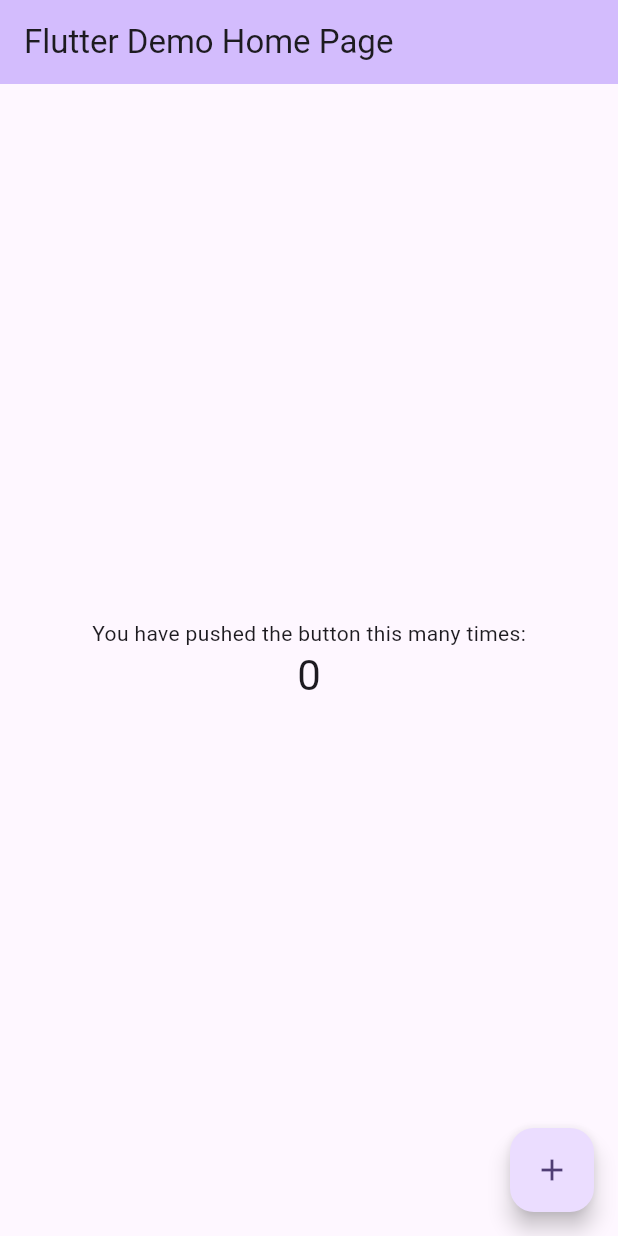
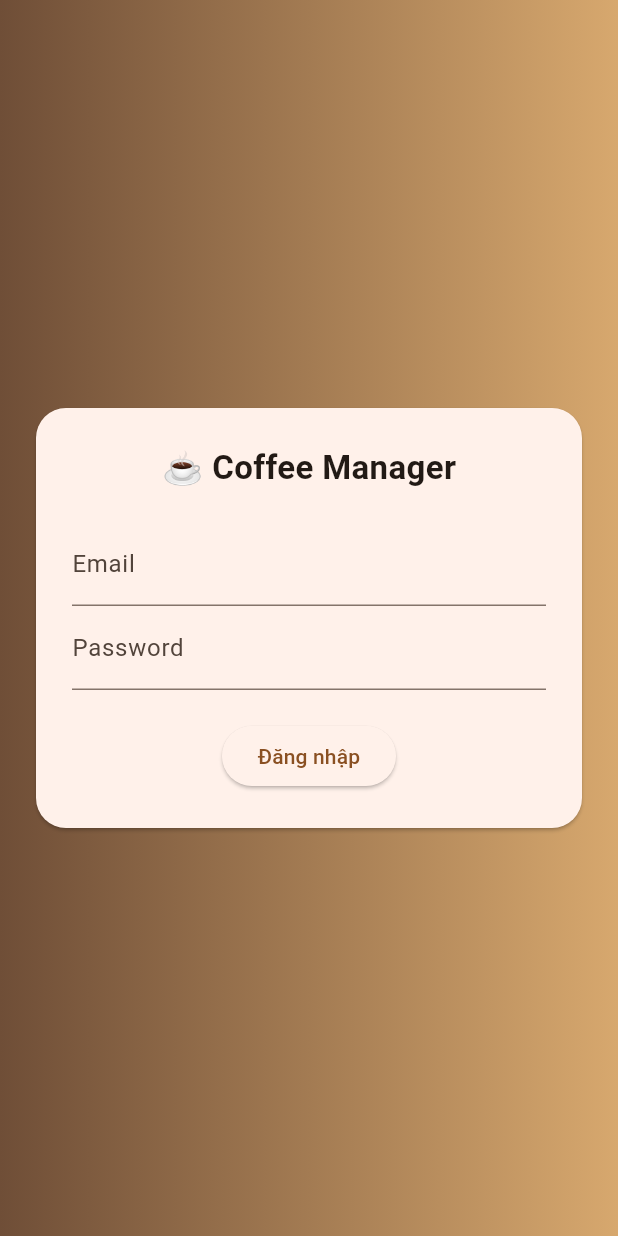
Before and after one commit to phat-hub/coffee_management_app, a Flutter app: the screen it shows after launch, on a phone screen of 412 x 824 dp. Run offline on Flutter 3.47's test engine with Material 3 defaults, Android fonts, the phone set to English and light mode, and no system bars; our stand-ins replace flutter_dotenv, go_router, pocketbase, shared_preferences; accounts and stored records are empty.

Commit message:
Dang nhap

```diff
--- a/lib/main.dart
+++ b/lib/main.dart
@@ -1,122 +1,65 @@
 import 'package:flutter/material.dart';
+import 'package:flutter_dotenv/flutter_dotenv.dart';
+import 'package:provider/provider.dart';
+import 'package:go_router/go_router.dart';
 
-void main() {
+import 'manager/auth_manager.dart';
+import 'ui/auth/auth_screen.dart';
+import 'ui/home/home_screen.dart';
+
+Future<void> main() async {
+  WidgetsFlutterBinding.ensureInitialized();
+  await dotenv.load();
+
   runApp(const MyApp());
 }
 
 class MyApp extends StatelessWidget {
   const MyApp({super.key});
 
-  // This widget is the root of your application.
   @override
   Widget build(BuildContext context) {
-    return MaterialApp(
-      title: 'Flutter Demo',
-      theme: ThemeData(
-        // This is the theme of your application.
-        //
-        // TRY THIS: Try running your application with "flutter run". You'll see
-        // the application has a purple toolbar. Then, without quitting the app,
-        // try changing the seedColor in the colorScheme below to Colors.green
-        // and then invoke "hot reload" (save your changes or press the "hot
-        // reload" button in a Flutter-supported IDE, or press "r" if you used
-        // the command line to start the app).
-        //
-        // Notice that the counter didn't reset back to zero; the application
-        // state is not lost during the reload. To reset the state, use hot
-        // restart instead.
-        //
-        // This works for code too, not just values: Most code changes can be
-        // tested with just a hot reload.
-        colorScheme: ColorScheme.fromSeed(seedColor: Colors.deepPurple),
+    return ChangeNotifierProvider(
+      create: (_) => AuthManager(),
+      child: Consumer<AuthManager>(
+        builder: (context, auth, _) {
+          final router = GoRouter(
+            refreshListenable: auth,
+            initialLocation: '/auth',
+            routes: [
+              GoRoute(
+                path: '/auth',
+                builder: (context, state) => const AuthScreen(),
+              ),
+              GoRoute(
+                path: '/home',
+                builder: (context, state) => const HomeScreen(),
+              ),
+            ],
+            redirect: (context, state) {
+              final loggedIn = auth.isAuth;
+              final goingToAuth = state.matchedLocation == '/auth';
+
+              if (!loggedIn && !goingToAuth) return '/auth';
+              if (loggedIn && goingToAuth) return '/home';
+
+              return null;
+            },
+          );
+
+          return MaterialApp.router(
+            routerConfig: router,
+            debugShowCheckedModeBanner: false,
+
+            theme: ThemeData(
+              useMaterial3: true,
+              colorScheme: ColorScheme.fromSeed(
+                seedColor: const Color(0xFF6F4E37),
+              ),
+            ),
+          );
+        },
       ),
-      home: const MyHomePage(title: 'Flutter Demo Home Page'),
     );
   }
 }
-
-class MyHomePage extends StatefulWidget {
-  const MyHomePage({super.key, required this.title});
-
-  // This widget is the home page of your application. It is stateful, meaning
-  // that it has a State object (defined below) that contains fields that affect
-  // how it looks.
-
-  // This class is the configuration for the state. It holds the values (in this
-  // case the title) provided by the parent (in this case the App widget) and
-  // used by the build method of the State. Fields in a Widget subclass are
-  // always marked "final".
-
-  final String title;
-
-  @override
-  State<MyHomePage> createState() => _MyHomePageState();
-}
-
-class _MyHomePageState extends State<MyHomePage> {
-  int _counter = 0;
-
-  void _incrementCounter() {
-    setState(() {
-      // This call to setState tells the Flutter framework that something has
-      // changed in this State, which causes it to rerun the build method below
-      // so that the display can reflect the updated values. If we changed
-      // _counter without calling setState(), then the build method would not be
-      // called again, and so nothing would appear to happen.
-      _counter++;
-    });
-  }
-
-  @override
-  Widget build(BuildContext context) {
-    // This method is rerun every time setState is called, for instance as done
-    // by the _incrementCounter method above.
-    //
-    // The Flutter framework has been optimized to make rerunning build methods
-    // fast, so that you can just rebuild anything that needs updating rather
-    // than having to individually change instances of widgets.
-    return Scaffold(
-      appBar: AppBar(
-        // TRY THIS: Try changing the color here to a specific color (to
-        // Colors.amber, perhaps?) and trigger a hot reload to see the AppBar
-        // change color while the other colors stay the same.
-        backgroundColor: Theme.of(context).colorScheme.inversePrimary,
-        // Here we take the value from the MyHomePage object that was created by
-        // the App.build method, and use it to set our appbar title.
-        title: Text(widget.title),
-      ),
-      body: Center(
-        // Center is a layout widget. It takes a single child and positions it
-        // in the middle of the parent.
-        child: Column(
-          // Column is also a layout widget. It takes a list of children and
-          // arranges them vertically. By default, it sizes itself to fit its
-          // children horizontally, and tries to be as tall as its parent.
-          //
-          // Column has various properties to control how it sizes itself and
-          // how it positions its children. Here we use mainAxisAlignment to
-          // center the children vertically; the main axis here is the vertical
-          // axis because Columns are vertical (the cross axis would be
-          // horizontal).
-          //
-          // TRY THIS: Invoke "debug painting" (choose the "Toggle Debug Paint"
-          // action in the IDE, or press "p" in the console), to see the
-          // wireframe for each widget.
-          mainAxisAlignment: MainAxisAlignment.center,
-          children: <Widget>[
-            const Text('You have pushed the button this many times:'),
-            Text(
-              '$_counter',
-              style: Theme.of(context).textTheme.headlineMedium,
-            ),
-          ],
-        ),
-      ),
-      floatingActionButton: FloatingActionButton(
-        onPressed: _incrementCounter,
-        tooltip: 'Increment',
-        child: const Icon(Icons.add),
-      ), // This trailing comma makes auto-formatting nicer for build methods.
-    );
-  }
-}
--- /dev/null
+++ b/lib/manager/auth_manager.dart
@@ -0,0 +1,55 @@
+import '../model/user.dart';
+import '../service/auth_service.dart';
+import 'package:flutter/material.dart';
+
+class AuthManager with ChangeNotifier {
+  late final AuthService _service;
+
+  User? _user;
+  List<User> _staffs = [];
+
+  AuthManager() {
+    _service = AuthService(
+      onAuthChange: (user) {
+        _user = user;
+        notifyListeners();
+      },
+    );
+  }
+
+  User? get user => _user;
+  bool get isAuth => _user != null;
+  bool get isOwner => _user?.role == 'owner';
+  List<User> get staffs => _staffs;
+
+  Future<void> login(String email, String password) async {
+    _user = await _service.login(email, password);
+    notifyListeners();
+  }
+
+  Future<void> fetchStaff() async {
+    _staffs = await _service.fetchStaff();
+    notifyListeners();
+  }
+
+  Future<void> createStaff(User user, String password) async {
+    await _service.createStaff(user, password);
+    await fetchStaff();
+  }
+
+  Future<void> updateStaff(User user) async {
+    await _service.updateStaff(user);
+    await fetchStaff();
+  }
+
+  Future<void> toggleLock(User user) async {
+    await _service.toggleLock(user);
+    await fetchStaff();
+  }
+
+  Future<void> logout() async {
+    await _service.logout();
+    _user = null;
+    notifyListeners();
+  }
+}
--- /dev/null
+++ b/lib/model/user.dart
@@ -0,0 +1,64 @@
+class User {
+  final String? id;
+  final String name;
+  final String phoneNumber;
+  final String email;
+  final String address;
+  final String role;
+  final bool isActive;
+
+  User({
+    this.id,
+    required this.name,
+    required this.phoneNumber,
+    required this.email,
+    required this.address,
+    required this.role,
+    required this.isActive,
+  });
+
+  bool get isOwner => role == 'owner';
+
+  factory User.fromJson(Map<String, dynamic> json) {
+    return User(
+      id: json['id'],
+      name: json['name'] ?? '',
+      phoneNumber: json['phoneNumber'] ?? '',
+      email: json['email'] ?? '',
+      address: json['address'] ?? '',
+      role: json['role'] ?? 'staff',
+      isActive: json['isActive'] ?? true,
+    );
+  }
+
+  Map<String, dynamic> toJson() {
+    return {
+      'name': name,
+      'phoneNumber': phoneNumber,
+      'email': email,
+      'address': address,
+      'role': role,
+      'isActive': isActive,
+    };
+  }
+
+  User copyWith({
+    String? id,
+    String? name,
+    String? phoneNumber,
+    String? email,
+    String? address,
+    String? role,
+    bool? isActive,
+  }) {
+    return User(
+      id: id ?? this.id,
+      name: name ?? this.name,
+      phoneNumber: phoneNumber ?? this.phoneNumber,
+      email: email ?? this.email,
+      address: address ?? this.address,
+      role: role ?? this.role,
+      isActive: isActive ?? this.isActive,
+    );
+  }
+}
--- /dev/null
+++ b/lib/ui/auth/auth_screen.dart
@@ -0,0 +1,89 @@
+import 'package:flutter/material.dart';
+import 'package:provider/provider.dart';
+import '../../manager/auth_manager.dart';
+
+class AuthScreen extends StatefulWidget {
+  const AuthScreen({super.key});
+
+  @override
+  State<AuthScreen> createState() => _AuthScreenState();
+}
+
+class _AuthScreenState extends State<AuthScreen> {
+  final email = TextEditingController();
+  final pass = TextEditingController();
+
+  bool loading = false;
+
+  Future<void> login() async {
+    setState(() => loading = true);
+
+    try {
+      await context.read<AuthManager>().login(
+        email.text.trim(),
+        pass.text.trim(),
+      );
+    } catch (e) {
+      ScaffoldMessenger.of(
+        context,
+      ).showSnackBar(SnackBar(content: Text(e.toString())));
+    }
+
+    setState(() => loading = false);
+  }
+
+  @override
+  Widget build(BuildContext context) {
+    return Scaffold(
+      body: Container(
+        padding: const EdgeInsets.all(20),
+        decoration: const BoxDecoration(
+          gradient: LinearGradient(
+            colors: [Color(0xFF6F4E37), Color(0xFFD7A86E)],
+          ),
+        ),
+        child: Center(
+          child: Card(
+            shape: RoundedRectangleBorder(
+              borderRadius: BorderRadius.circular(20),
+            ),
+            child: Padding(
+              padding: const EdgeInsets.all(24),
+              child: Column(
+                mainAxisSize: MainAxisSize.min,
+                children: [
+                  const Text(
+                    "☕ Coffee Manager",
+                    style: TextStyle(fontSize: 22, fontWeight: FontWeight.bold),
+                  ),
+
+                  const SizedBox(height: 20),
+
+                  TextField(
+                    controller: email,
+                    decoration: const InputDecoration(labelText: "Email"),
+                  ),
+
+                  TextField(
+                    controller: pass,
+                    obscureText: true,
+                    decoration: const InputDecoration(labelText: "Password"),
+                  ),
+
+                  const SizedBox(height: 20),
+
+                  loading
+                      ? const CircularProgressIndicator()
+                      : ElevatedButton(
+                          onPressed: login,
+                          child: const Text("Đăng nhập"),
+                        ),
+                ],
+              ),
+            ),
+          ),
+        ),
+      ),
+    );
+  }
+}
```
Also changed, not shown: lib/service/auth_service.dart (added, +76 -0 lines), lib/service/pocketbase_client.dart (added, +24 -0 lines), lib/ui/home/home_screen.dart (added, +26 -0 lines).
